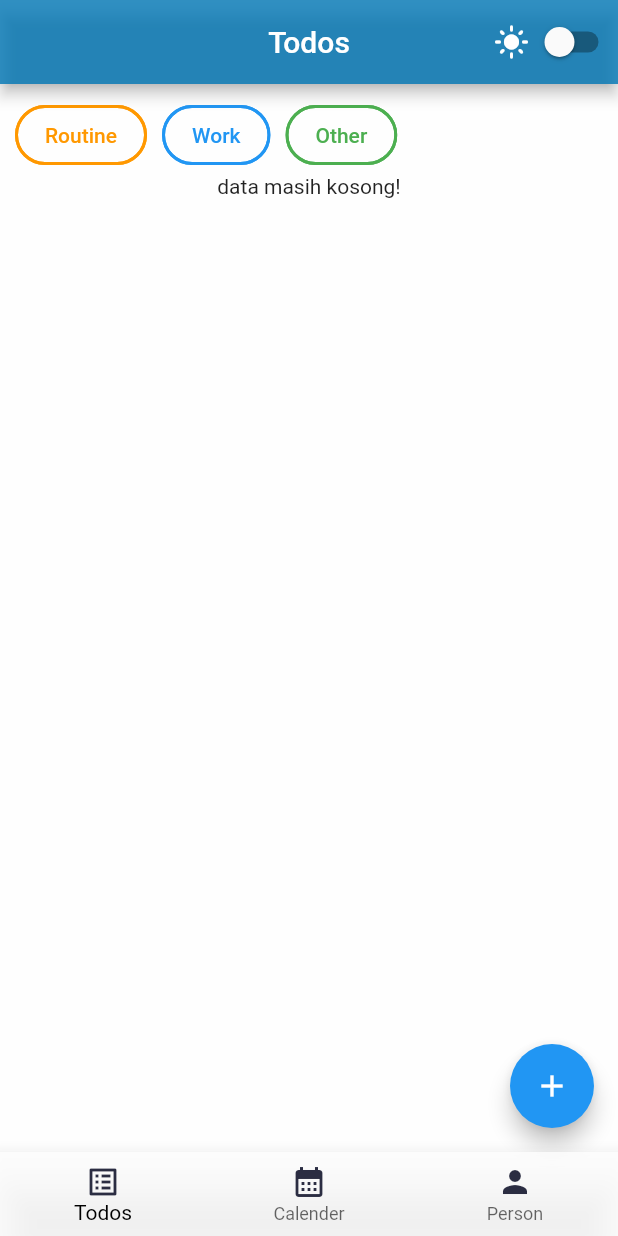
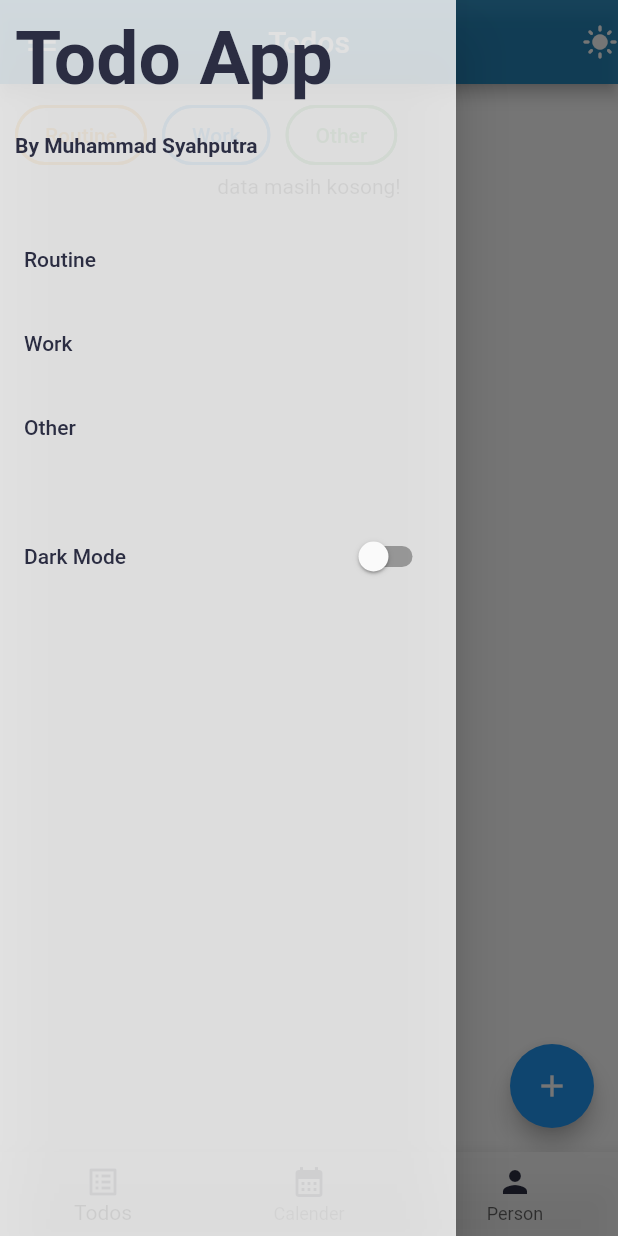
Before and after one commit to MhmmdSyahputra/TodoList-flutter, a Flutter app: the screen it shows after launch, with the side drawer open (before the commit the screen has no drawer), on a phone screen of 412 x 824 dp. Run offline on Flutter 3.47's test engine with Material 2 defaults, Android fonts, the light colour scheme and no system bars; our stand-ins replace date_time_picker.

Commit message:
add drawer and count todo by category in drawer

```diff
--- a/lib/views/MainMenuBottom.dart
+++ b/lib/views/MainMenuBottom.dart
@@ -1,5 +1,6 @@
 import 'package:flutter/material.dart';
 import 'package:provider/provider.dart';
+import 'package:todo_sort/provider/providersTodos.dart';
 import 'package:todo_sort/views/MainTodo.dart';
 
 import '../GlobalFunction.dart';
@@ -31,6 +32,29 @@ class _BottomNavMainState extends State<BottomNavMain> {
     final provThemeMode = Provider.of<ThemeProvider>(context).enableDarkMode;
     final prov = Provider.of<ThemeProvider>(context);
 
+    final provCountTodo = Provider.of<TodoProvider>(context);
+
+    final totRoutine = provCountTodo.todoList
+        .where((allList) =>
+            allList.kategetori == "Routine" && allList.isCheck == false)
+        .map((allList) {})
+        .toList()
+        .length;
+
+    final totWork = provCountTodo.todoList
+        .where((allList) =>
+            allList.kategetori == "Work" && allList.isCheck == false)
+        .map((allList) {})
+        .toList()
+        .length;
+
+    final totOther = provCountTodo.todoList
+        .where((allList) =>
+            allList.kategetori == "Other" && allList.isCheck == false)
+        .map((allList) {})
+        .toList()
+        .length;
+
     Widget body = _widgetOptions.elementAt(_selectedIndex);
     switch (_selectedIndex) {
       case 0:
@@ -53,15 +77,6 @@ class _BottomNavMainState extends State<BottomNavMain> {
           backgroundColor: MyThemeHead(provThemeMode),
           actions: [
             provThemeMode ? Icon(Icons.dark_mode) : Icon(Icons.light_mode),
-            Switch(
-              value: provThemeMode,
-              activeColor: Colors.cyan,
-              onChanged: (bool value) {
-                setState(() {
-                  prov.SetBrightness(value);
-                });
-              },
-            )
           ],
         ),
         body: body,
@@ -98,6 +113,85 @@ class _BottomNavMainState extends State<BottomNavMain> {
           unselectedItemColor: Colors.black.withOpacity(
               0.6), // ubah warna ikon yang tidak dipilih menjadi hitam transparan
         ),
+        drawer: Drawer(
+          backgroundColor: MyTheme(provThemeMode),
+          child: ListView(
+            children: [
+              Padding(
+                padding: EdgeInsets.all(10),
+                child: Text(
+                  "Todo App",
+                  style: TextStyle(
+                      fontSize: 50,
+                      fontWeight: FontWeight.bold,
+                      color: MyTheme(!provThemeMode)),
+                ),
+              ),
+              Padding(
+                padding: EdgeInsets.all(10),
+                child: Text(
+                  "By Muhammad Syahputra",
+                  style: TextStyle(
+                      fontWeight: FontWeight.bold,
+                      color: MyTheme(!provThemeMode)),
+                ),
+              ),
+              SizedBox(
+                height: 30,
+              ),
+              ListTile(
+                title: Text(
+                  'Routine',
+                  style: TextStyle(color: MyTheme(!provThemeMode)),
+                ),
+                trailing: Visibility(
+                  visible: totRoutine != 0,
+                  child: CircleAvatar(
+                    child: Text(totRoutine.toString()),
+                  ),
+                ),
+              ),
+              ListTile(
+                title: Text(
+                  'Work',
+                  style: TextStyle(color: MyTheme(!provThemeMode)),
+                ),
+                trailing: Visibility(
+                  visible: totWork != 0,
+                  child: CircleAvatar(
+                    child: Text(totWork.toString()),
+                  ),
+                ),
+              ),
+              ListTile(
+                title: Text('Other',
+                    style: TextStyle(color: MyTheme(!provThemeMode))),
+                trailing: Visibility(
+                  visible: totOther != 0,
+                  child: CircleAvatar(
+                    child: Text(totOther.toString()),
+                  ),
+                ),
+              ),
+              SizedBox(
+                height: 30,
+              ),
+              ListTile(
+                title: Text('Dark Mode',
+                    style: TextStyle(color: MyTheme(!provThemeMode))),
+                trailing: Switch(
+                  value: provThemeMode,
+                  activeColor: Colors.cyan,
+                  onChanged: (bool value) {
+                    setState(() {
+                      prov.SetBrightness(value);
+                    });
+                  },
+                ),
+              ),
+            ],
+          ),
+        ),
       ),
     );
   }
```
